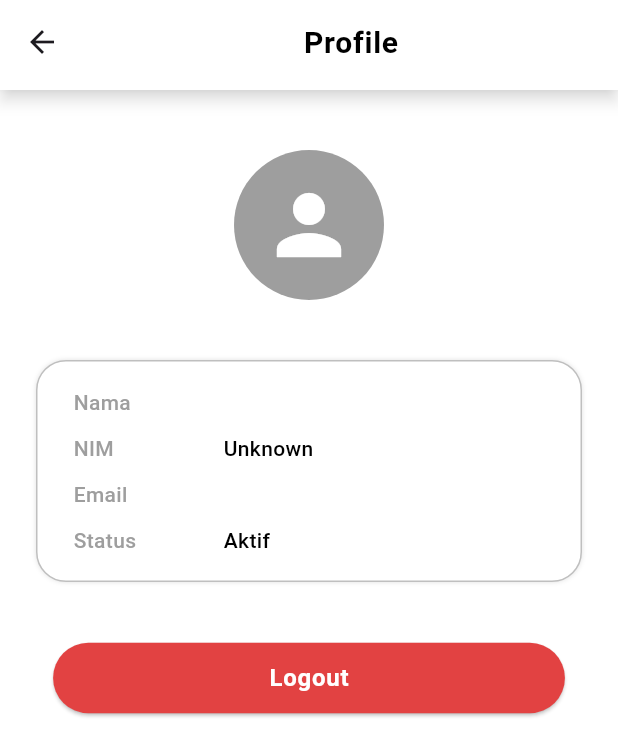
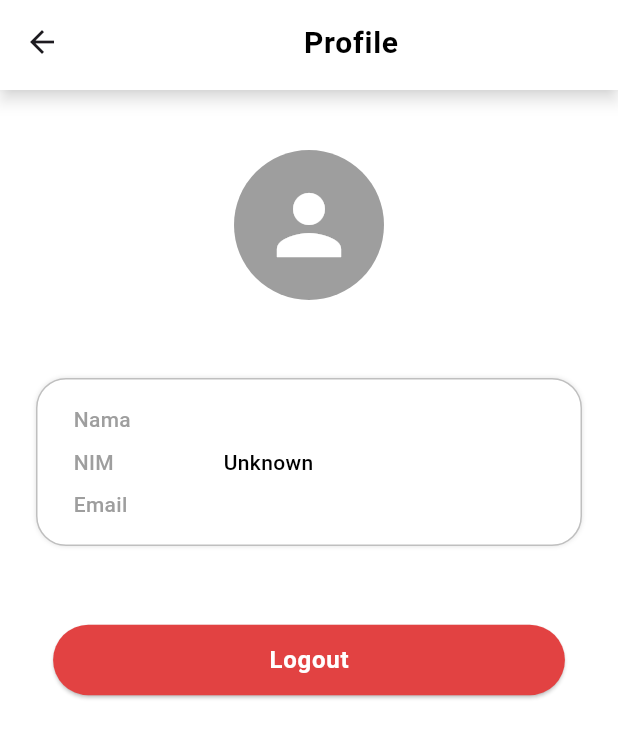
Before and after one commit to aurelwidyanti/attenfence, a Flutter app: the ProfileScreen screen opened directly, on a phone screen of 412 x 824 dp. Shown: the top 756 px of the screen. Run offline on Flutter 3.47's test engine with Material 3 defaults, Android fonts, the phone set to English and light mode, and no system bars; our stand-ins replace flutter_secure_storage; accounts and stored records are empty.

Commit message:
refactor: Update profile detail widget to use the table widget for displaying profile details.

```diff
--- a/lib/widgets/custom_profile_detail.dart
+++ b/lib/widgets/custom_profile_detail.dart
@@ -1,3 +1,4 @@
+import 'package:attendance_app/widgets/custom_table.dart';
 import 'package:flutter/material.dart';
 import 'package:flutter_secure_storage/flutter_secure_storage.dart';
 
@@ -37,41 +38,30 @@ class CustomProfileDetail extends StatelessWidget {
               'email': 'Unknown',
             };
 
-          return Container(
-            padding: const EdgeInsets.symmetric(
-              horizontal: 24,
-              vertical: 12,
+        return CustomTable(
+          rows: [
+            TableRow(
+              children: [
+                ProfileDetailRow(
+                    label: 'Nama', value: profileData['name'] ?? 'Unknown'),
+              ],
             ),
-            margin: const EdgeInsets.symmetric(horizontal: 24),
-            decoration: BoxDecoration(
-              color: Colors.white,
-              borderRadius: BorderRadius.circular(20),
-              border: Border.all(
-                color: const Color.fromRGBO(191, 191, 191, 1),
-                width: 1,
+            TableRow(
+              children: [
+                ProfileDetailRow(
+                    label: 'NIM', value: profileData['nim'] ?? 'Unknown'),
+              ],
             ),
-              boxShadow: const [
-                BoxShadow(
-                  color: Colors.black12,
-                  blurRadius: 2,
-                  spreadRadius: 0,
+            TableRow(
+              children: [
+                ProfileDetailRow(
+                    label: 'Email', value: profileData['email'] ?? 'Unknown'),
+              ],
             ),
           ],
-            ),
-            child: Column(
-              crossAxisAlignment: CrossAxisAlignment.start,
-              children: <Widget>[
-                ProfileDetailRow(
-                    label: 'Nama', value: profileData['name'] ?? 'Unknown'),
-                ProfileDetailRow(
-                    label: 'NIM', value: profileData['nim'] ?? 'Unknown'),
-                ProfileDetailRow(
-                    label: 'Email', value: profileData['email'] ?? 'Unknown'),
-                ProfileDetailRow(label: 'Status', value: 'Aktif'),
-              ],
-            ),
         );
-        });
+      },
+    );
   }
 }
 
@@ -85,7 +75,7 @@ class ProfileDetailRow extends StatelessWidget {
   @override
   Widget build(BuildContext context) {
     return Padding(
-      padding: const EdgeInsets.symmetric(vertical: 5.0),
+      padding: const EdgeInsets.symmetric(vertical: 4),
       child: Row(
         children: <Widget>[
           Container(
```
Lines whose indentation alone changed are shown as unchanged.
